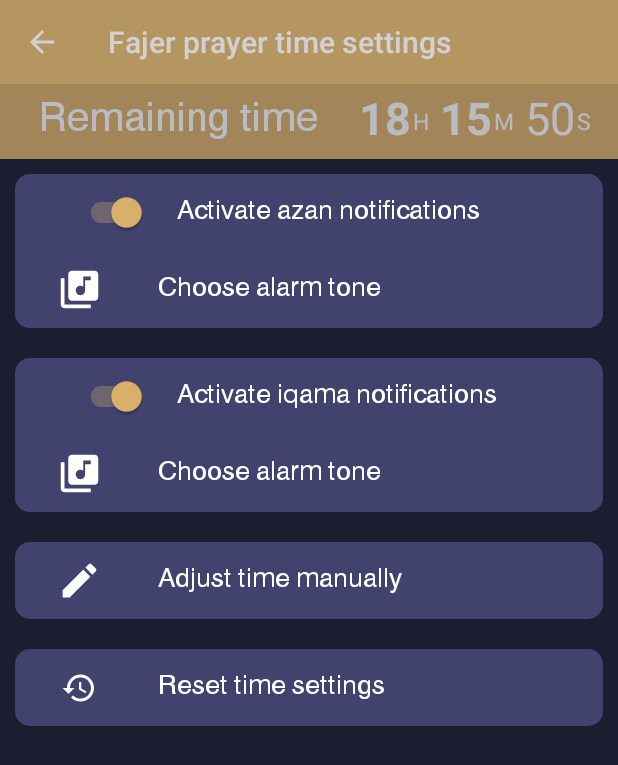
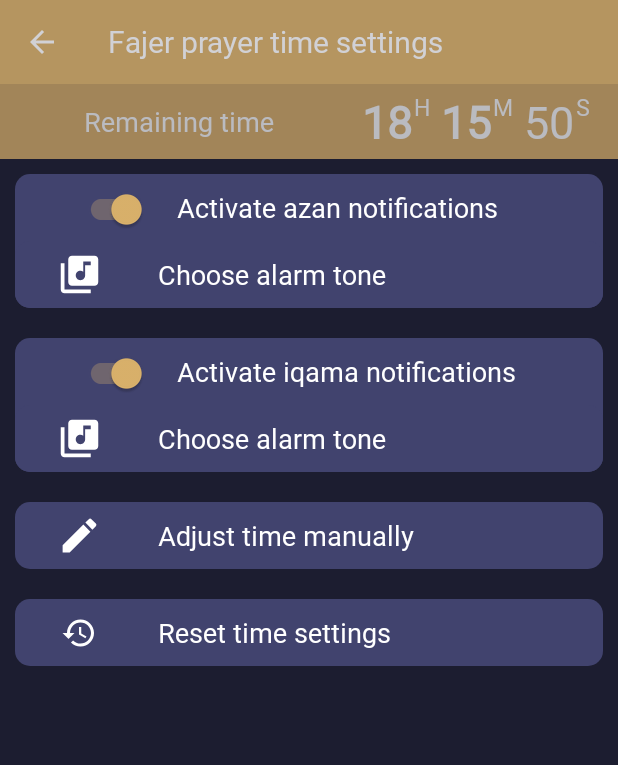
Before and after one commit to arakaneserohingya/Best-Azan-And-Prayer-Time-App, an Android app: the screen it shows after launch (TimePointSettingsActivity), after a tap on "Fajer", on a phone screen of 412 x 824 dp. Shown: the top 765 px of the screen. Run offline under Robolectric (Android 15) with nearby library versions, the phone set to English and light mode, and no system bars.

Commit message:
fix, type and size of font!

```diff
--- a/app/src/main/res/layout/activity_time_point_settings.xml
+++ b/app/src/main/res/layout/activity_time_point_settings.xml
@@ -33,10 +33,9 @@
                 app:layout_constraintEnd_toStartOf="@id/countdown_timer_time_point_settings"
                 app:layout_constraintWidth_percent="0.5"
                 android:id="@+id/countdown_text_time_point_settings"
-                android:fontFamily="@font/isfkut"
                 android:gravity="center"
                 android:textColor="@android:color/white"
-                android:textSize="30sp"
+                android:textSize="@dimen/widget_font_size_small"
                 android:layout_width="0dp"
                 android:layout_height="match_parent" />
 
@@ -44,8 +43,10 @@
                 android:id="@+id/countdown_timer_time_point_settings"
                 layout="@layout/countdown_timer"
                 android:layout_width="wrap_content"
-                android:layout_height="match_parent"
+                android:layout_height="wrap_content"
                 android:layout_gravity="center"
+                app:layout_constraintTop_toTopOf="parent"
+                app:layout_constraintBottom_toBottomOf="parent"
                 app:layout_constraintEnd_toEndOf="parent"
                 app:layout_constraintStart_toEndOf="@id/countdown_text_time_point_settings" />
 
--- a/app/src/main/res/layout/configuration_box.xml
+++ b/app/src/main/res/layout/configuration_box.xml
@@ -15,13 +15,13 @@
             android:layout_height="match_parent" />
         <TextView
 
-            android:fontFamily="@font/isfkut"
+
             android:id="@+id/configuration_text"
             android:layout_weight="0.5"
             android:layout_margin="10dp"
             android:layout_gravity="center"
             android:textColor="@android:color/white"
-            android:textSize="20dp"
+            android:textSize="@dimen/widget_font_size_small"
             android:layout_width="match_parent"
             android:layout_height="wrap_content"/>
 
--- a/app/src/main/res/layout/nav_header_main.xml
+++ b/app/src/main/res/layout/nav_header_main.xml
@@ -26,7 +26,7 @@
         android:layout_height="wrap_content"
         android:paddingTop="@dimen/nav_header_vertical_spacing"
         android:text="@string/app_name"
-        android:fontFamily="@font/isfkut"
+
         android:textAppearance="@style/TextAppearance.AppCompat.Body1" />
 
 
--- a/app/src/main/res/layout/switch_box.xml
+++ b/app/src/main/res/layout/switch_box.xml
@@ -20,13 +20,13 @@
                 android:layout_width="match_parent"
                 android:layout_height="match_parent" />
             <TextView
-                android:fontFamily="@font/isfkut"
+
                 android:id="@+id/switch_box_text"
                 android:layout_weight="0.5"
                 android:layout_margin="10dp"
                 android:layout_gravity="center"
                 android:textColor="@android:color/white"
-                android:textSize="20dp"
+                android:textSize="@dimen/widget_font_size_small"
                 android:layout_width="match_parent"
                 android:layout_height="wrap_content" />
         </LinearLayout>
--- a/app/src/main/res/layout/time_point.xml
+++ b/app/src/main/res/layout/time_point.xml
@@ -20,8 +20,8 @@
             android:layout_gravity="center"
             android:id="@+id/time_point_text"
             android:textColor="@android:color/white"
-            android:textSize="25sp"
-            android:fontFamily="@font/isfkut"
+            android:textSize="@dimen/widget_font_size"
+
             android:layout_width="0dp"
             android:layout_height="match_parent" />
 
--- a/app/src/main/res/values/dimens.xml
+++ b/app/src/main/res/values/dimens.xml
@@ -6,4 +6,6 @@
     <dimen name="nav_header_vertical_spacing">8dp</dimen>
     <dimen name="nav_header_height">176dp</dimen>
     <dimen name="fab_margin">16dp</dimen>
+    <dimen name="widget_font_size">25sp</dimen>
+    <dimen name="widget_font_size_small">18sp</dimen>
 </resources>
--- a/app/src/main/res/values/styles.xml
+++ b/app/src/main/res/values/styles.xml
@@ -6,6 +6,7 @@
         <item name="colorPrimary">@color/colorPrimary</item>
         <item name="colorPrimaryDark">@color/colorPrimaryDark</item>
         <item name="colorAccent">@color/colorAccent</item>
+        <item name="android:textViewStyle">@style/fontStyle</item>
     </style>
 
     <style name="AppTheme.NoActionBar">
@@ -29,4 +30,8 @@
         <item name="android:activityCloseExitAnimation">@anim/slide_out_top</item>
     </style>
 
+    <style name="fontStyle" parent="android:Widget.TextView">
+        <item name="android:fontFamily">@font/gill_sans_mt</item>
+    </style>
+
 </resources>
```
